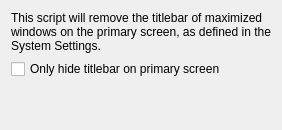
First picture: the form in contents/ui/config.ui, repository DimseBoms/hide-titles, before the edit.
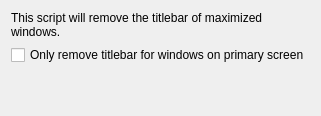
Second picture: the form after the edit.

Patch:
```diff
--- a/contents/ui/config.ui
+++ b/contents/ui/config.ui
@@ -6,7 +6,7 @@
    <item>
     <widget class="QLabel" name="label">
      <property name="text">
-      <string>This script will remove the titlebar of maximized windows on the primary screen, as defined in the System Settings.</string>
+      <string>This script will remove the titlebar of maximized windows.</string>
      </property>
      <property name="wordWrap">
       <bool>true</bool>
@@ -16,7 +16,7 @@
    <item>
     <widget class="QCheckBox" name="enabled">
      <property name="text">
-      <string>Only hide titlebar on primary screen</string>
+      <string>Only remove titlebar for windows on primary screen</string>
      </property>
     </widget>
    </item>
```
Left out of the diff: 3 changed lines with no effect on the pictures.
